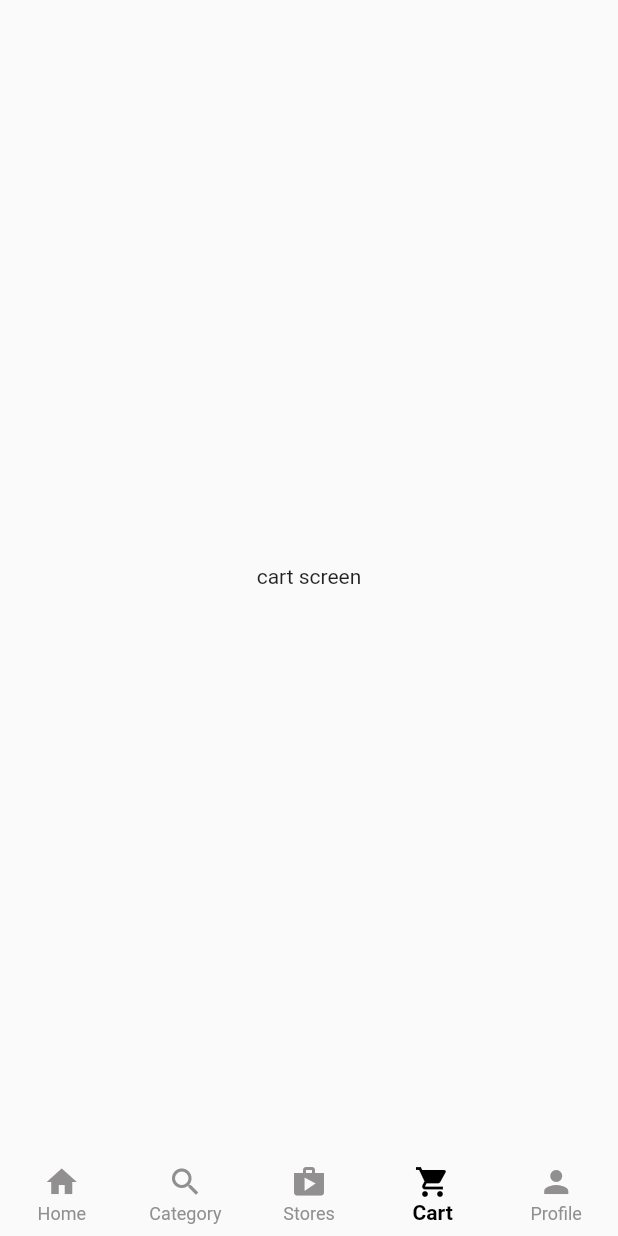
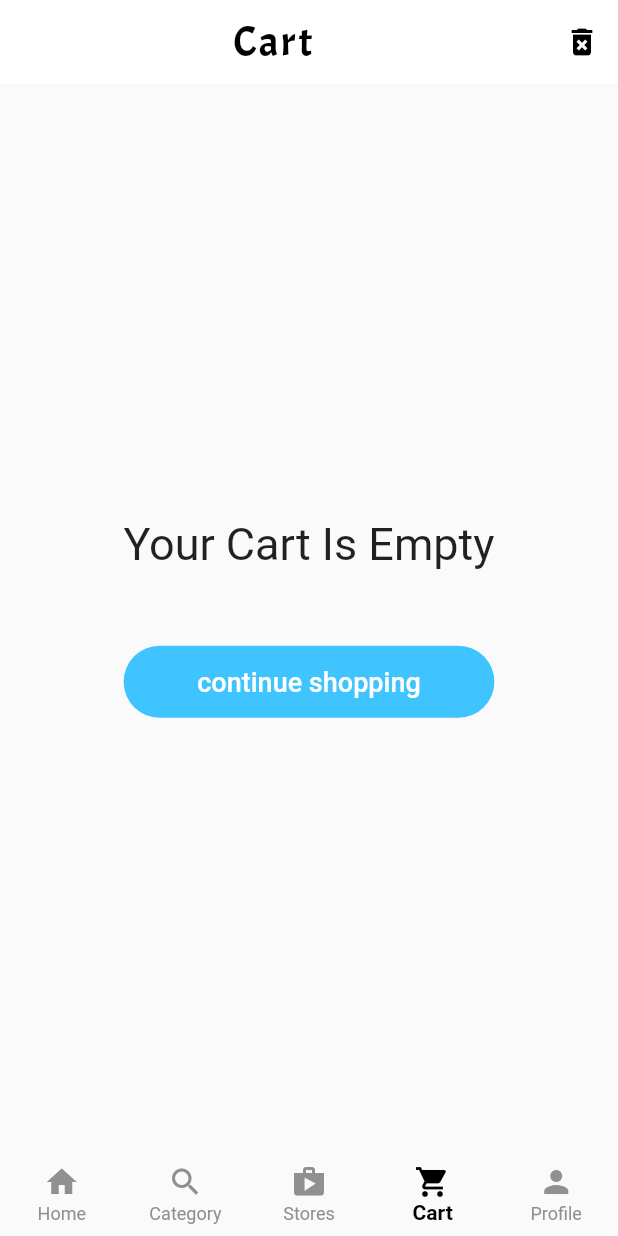
Before and after one commit to ebuka-c/multi_store, a Flutter app: the screen it shows after launch, item 4 of the bottom bar chosen, on a phone screen of 412 x 824 dp. Run offline on Flutter 3.47's test engine with Material 2 defaults, Android fonts, the phone set to English and light mode, and no system bars.

Commit message:
built cart screen

```diff
--- /dev/null
+++ b/lib/main_screens/cart.dart
@@ -0,0 +1,52 @@
+import 'package:flutter/material.dart';
+import 'package:multi_store/widgets/appbar_widgets.dart';
+
+class CartScreen extends StatefulWidget {
+  const CartScreen({Key? key}) : super(key: key);
+
+  @override
+  State<CartScreen> createState() => _CartScreenState();
+}
+
+class _CartScreenState extends State<CartScreen> {
+  @override
+  Widget build(BuildContext context) {
+    return Scaffold(
+      appBar: AppBar(
+        elevation: 0,
+        backgroundColor: Colors.white,
+        title: const AppbarTitle(title: 'Cart'),
+        actions: [
+          IconButton(
+            onPressed: () {},
+            icon: const Icon(Icons.delete_forever),
+            color: Colors.black,
+          )
+        ],
+      ),
+      body: Center(
+        child: Column(mainAxisAlignment: MainAxisAlignment.center, children: [
+          const Text(
+            'Your Cart Is Empty',
+            style: TextStyle(fontSize: 30),
+          ),
+          SizedBox(
+            height: 50,
+          ),
+          Material(
+            color: Colors.lightBlueAccent,
+            borderRadius: BorderRadius.circular(25),
+            child: MaterialButton(
+              minWidth: MediaQuery.of(context).size.width * 0.6,
+              onPressed: () {},
+              child: const Text(
+                'continue shopping',
+                style: TextStyle(fontSize: 18, color: Colors.white),
+              ),
+            ),
+          )
+        ]),
+      ),
+    );
+  }
+}
--- a/lib/main_screens/customer_home.dart
+++ b/lib/main_screens/customer_home.dart
@@ -1,6 +1,8 @@
 import 'package:flutter/material.dart';
+import 'package:multi_store/main_screens/cart.dart';
 import 'package:multi_store/main_screens/category.dart';
 import 'package:multi_store/main_screens/home.dart';
+import 'package:multi_store/main_screens/stores.dart';
 
 class CustomerHomeScreen extends StatefulWidget {
   const CustomerHomeScreen({Key? key}) : super(key: key);
@@ -15,18 +17,10 @@ class _CustomerHomeScreenState extends State<CustomerHomeScreen> {
   final List<Widget> _tabs = const [
     HomeScreen(),
     Category(),
-    Center(
-      child: Text('stores screen'),
-    ),
-    Center(
-      child: Text('cart screen'),
-    ),
-    Center(
-      child: Text('profile screen'),
-    ),
-    Center(
-      child: Text('profile screen'),
-    ),
+    StoresScreen(),
+    CartScreen(),
+    Center(child: Text('profile screen')),
+    Center(child: Text('profile screen')),
   ];
   @override
   Widget build(BuildContext context) {
--- /dev/null
+++ b/lib/main_screens/stores.dart
@@ -0,0 +1,16 @@
+import 'package:flutter/material.dart';
+import 'package:multi_store/widgets/appbar_widgets.dart';
+
+class StoresScreen extends StatelessWidget {
+  const StoresScreen({Key? key}) : super(key: key);
+
+  @override
+  Widget build(BuildContext context) {
+    return Scaffold(
+        appBar: AppBar(
+      elevation: 0,
+      backgroundColor: Colors.white,
+      title: AppbarTitle(title: 'Stores'),
+    ));
+  }
+}
--- a/lib/minorScreens/subcateg_products.dart
+++ b/lib/minorScreens/subcateg_products.dart
@@ -16,7 +16,7 @@ class SubCategProducts extends StatelessWidget {
       appBar: AppBar(
           elevation: 0,
           backgroundColor: Colors.white,
-          leading: const AppbarBAckButton(),
+          leading: const AppbarBackButton(),
           title: AppbarTitle(title: subcategName)),
       body: Center(child: Text(maincategName)),
     );
--- a/lib/widgets/appbar_widgets.dart
+++ b/lib/widgets/appbar_widgets.dart
@@ -1,7 +1,7 @@
 import 'package:flutter/material.dart';
 
-class AppbarBAckButton extends StatelessWidget {
-  const AppbarBAckButton({
+class AppbarBackButton extends StatelessWidget {
+  const AppbarBackButton({
     Key? key,
   }) : super(key: key);
 
```
